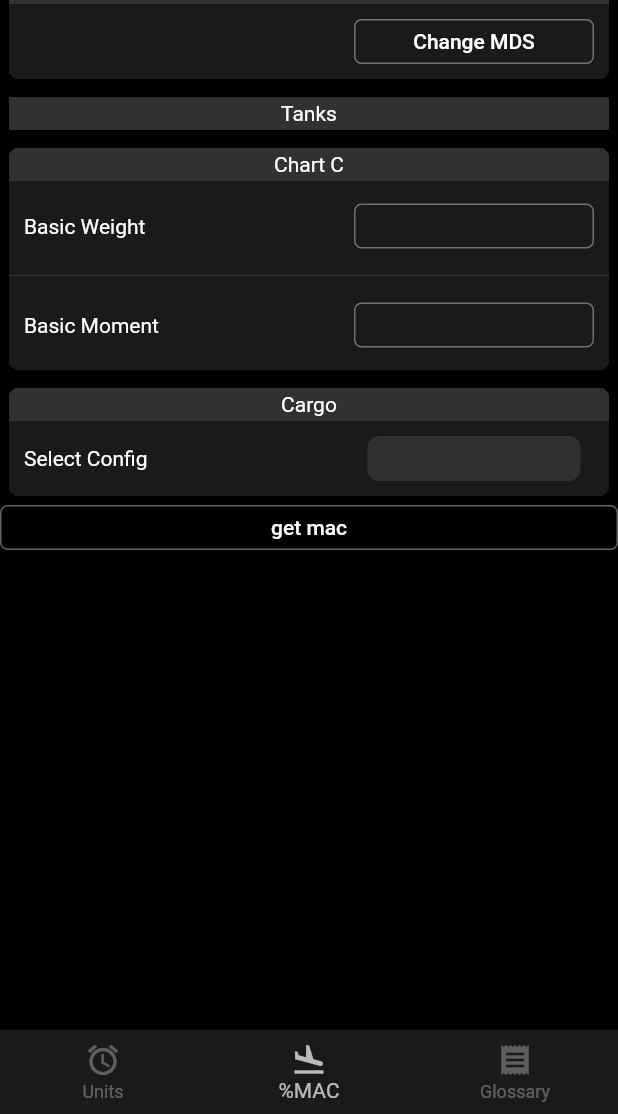
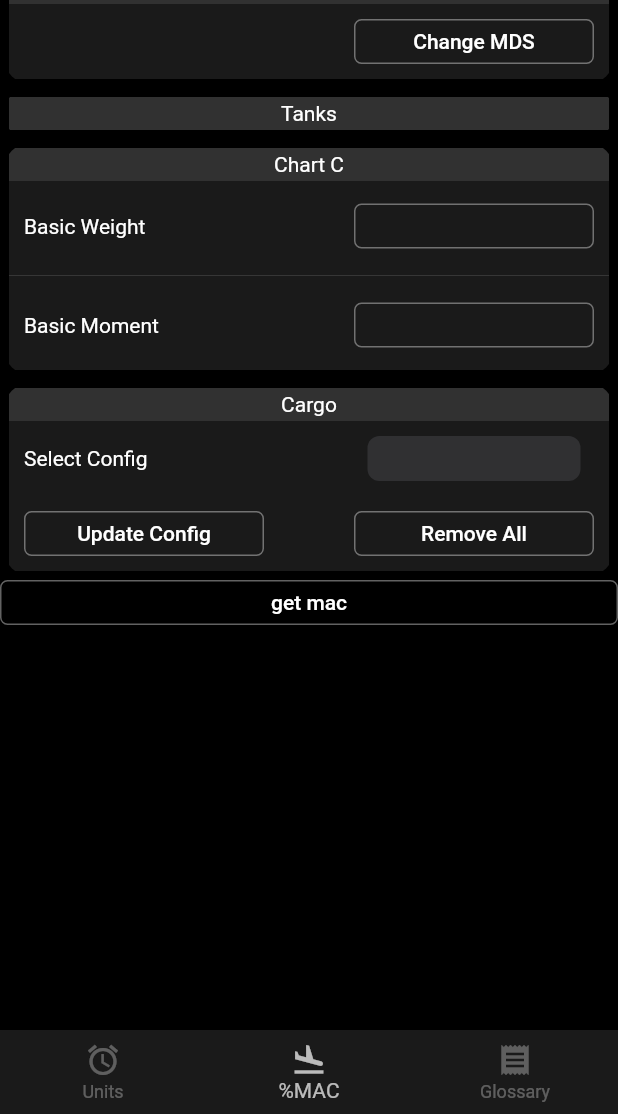
Before and after one commit to teaguestockwell/levels-v2-flutter, a Flutter app: the BottomNav screen opened directly with empty values, swiped to page 2, on a phone screen of 412 x 824 dp, the part 122-1236 px from its top. Run offline on Flutter 3.47's test engine with Material 2 defaults, Android fonts, the phone set to English and light mode, and no system bars; our stand-ins replace cloud_firestore, firebase_core, flutter_datetime_picker, flutter_linkify, flutter_phoenix, fluttertoast; accounts and stored records are empty; statements that could not run were skipped.

Commit message:
update and remove config row on cargo card

```diff
--- a/lib/Backend/cont.dart
+++ b/lib/Backend/cont.dart
@@ -2,7 +2,11 @@ import 'dart:ui';
 import 'package:flutter/material.dart';
 
 class Const {
-  static final double pickerWidth = 160, pickerHeight = 30, timeGridDivSize = 1;
+  static final double
+  pickerWidth = 160,
+  pickerHeight = 30,
+  timeGridDivSize = 1,
+  rowHeight = 30;
 
   static Color topBot = Colors.black87,
       navBarSelected = Colors.white70,
--- a/lib/Widgets/PercentMacWidgets/cargoCard.dart
+++ b/lib/Widgets/PercentMacWidgets/cargoCard.dart
@@ -1,6 +1,7 @@
 import 'package:five_level_one/Backend/cont.dart';
 import 'package:five_level_one/Backend/model.dart';
 import 'package:five_level_one/Widgets/UIWidgets/Cards.dart';
+import 'package:five_level_one/Widgets/UIWidgets/Input.dart';
 import 'package:five_level_one/Widgets/UIWidgets/Rows.dart';
 import 'package:flutter/cupertino.dart';
 import 'package:flutter/material.dart';
@@ -38,6 +39,14 @@ class _CargoCardState extends State<CargoCard> {
     print(this.widget.selected.name + ' selected');
   }
 
+  addConfig(){
+
+  }
+
+  removeConfig(){
+
+  }
+
   Widget build(BuildContext context) {
     return CardAllwaysOpen(
         'Cargo',
@@ -51,7 +60,11 @@ class _CargoCardState extends State<CargoCard> {
                     children: getWidgetForSpinner(),
                     onSelectedItemChanged: (int i) => {change(i)},
                     itemExtent: 30,
-                  )))
+                  ))),
+                  Row2(
+                    CustomButton('Update Config', onPressed: addConfig()),
+                    CustomButton('Remove All')
+                  )
         ]));
   }
 }
```
Also changed, not shown: lib/Widgets/UIWidgets/Rows.dart (+27 -1 lines).
